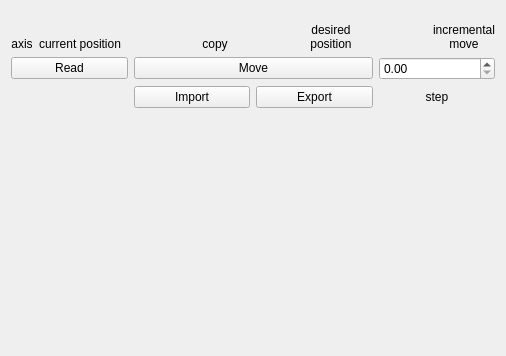
The window that src/ui-qt/base/wgt_kinematic_template.ui (verges/mrrocpp) describes before a commit, drawn with Qt 5.
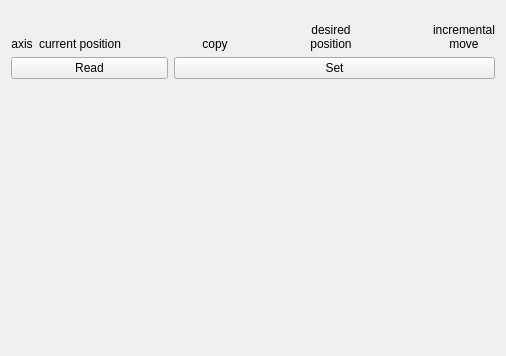
The same window after the commit.

Commit message: Ui implementations improovments

Patch:
```diff
--- a/src/ui-qt/base/wgt_kinematic_template.ui
+++ b/src/ui-qt/base/wgt_kinematic_template.ui
@@ -152,37 +152,10 @@
      <item row="1" column="1" colspan="2">
       <widget class="QPushButton" name="pushButton_execute">
        <property name="text">
-        <string>Move</string>
+        <string>Set</string>
        </property>
       </widget>
      </item>
-     <item row="2" column="1">
-      <widget class="QPushButton" name="pushButton_import">
-       <property name="text">
-        <string>Import</string>
-       </property>
-      </widget>
-     </item>
-     <item row="2" column="2">
-      <widget class="QPushButton" name="pushButton_export">
-       <property name="text">
-        <string>Export</string>
-       </property>
-      </widget>
-     </item>
-     <item row="2" column="3">
-      <widget class="QLabel" name="label">
-       <property name="text">
-        <string>step</string>
-       </property>
-       <property name="alignment">
-        <set>Qt::AlignCenter</set>
-       </property>
-      </widget>
-     </item>
-     <item row="1" column="3">
-      <widget class="QDoubleSpinBox" name="doubleSpinBox_step"/>
-     </item>
     </layout>
    </item>
    <item>
```
Left out of the diff: 2 changed lines with no effect on the pictures. The commit also changes 2 other files.
